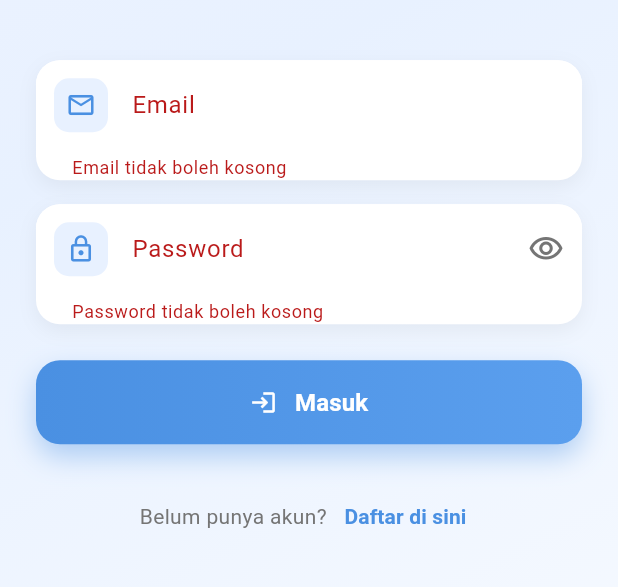
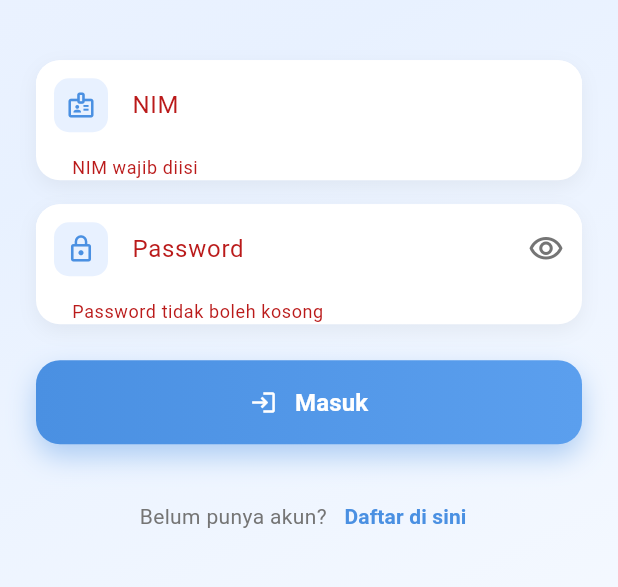
Before and after one commit to revaniputeri/lab-schedule-app, a Flutter app: the screen it shows after launch, after a tap on "Masuk", on a phone screen of 412 x 824 dp, the part 569-1156 px from its top. Run offline on Flutter 3.47's test engine with Material 3 defaults, Android fonts, the phone set to English and light mode, and no system bars; our stand-ins replace cloud_firestore, firebase_auth, firebase_core, lottie; accounts and stored records are empty; network calls fail.

Commit message:
feat: change login method from email to NIM

```diff
--- a/lib/screens/login_screen.dart
+++ b/lib/screens/login_screen.dart
@@ -13,7 +13,7 @@ class LoginScreen extends StatefulWidget {
 
 class _LoginScreenState extends State<LoginScreen> with TickerProviderStateMixin {
   final _formKey = GlobalKey<FormState>();
-  final _emailController = TextEditingController();
+  final _nimController = TextEditingController();
   final _passwordController = TextEditingController();
   final AuthService _authService = AuthService();
   bool _loading = false;
@@ -59,7 +59,7 @@ class _LoginScreenState extends State<LoginScreen> with TickerProviderStateMixin
   void dispose() {
     _fadeController.dispose();
     _slideController.dispose();
-    _emailController.dispose();
+    _nimController.dispose();
     _passwordController.dispose();
     super.dispose();
   }
@@ -70,7 +70,7 @@ class _LoginScreenState extends State<LoginScreen> with TickerProviderStateMixin
     setState(() => _loading = true);
     try {
       var userData = await _authService.loginUser(
-        _emailController.text.trim(),
+        _nimController.text.trim(),
         _passwordController.text.trim(),
       );
 
@@ -201,7 +201,7 @@ class _LoginScreenState extends State<LoginScreen> with TickerProviderStateMixin
                       ),
                       const SizedBox(height: 40),
 
-                      // Email Field
+                      // NIM Field
                       TweenAnimationBuilder<double>(
                         duration: const Duration(milliseconds: 600),
                         tween: Tween(begin: 0.0, end: 1.0),
@@ -227,11 +227,11 @@ class _LoginScreenState extends State<LoginScreen> with TickerProviderStateMixin
                             ],
                           ),
                           child: TextFormField(
-                            controller: _emailController,
-                            keyboardType: TextInputType.emailAddress,
+                            controller: _nimController,
+                            keyboardType: TextInputType.number,
                             decoration: InputDecoration(
-                              labelText: 'Email',
-                              hintText: 'nama@email.com',
+                              labelText: 'NIM',
+                              hintText: 'Contoh: 2021010001',
                               prefixIcon: Container(
                                 margin: const EdgeInsets.all(12),
                                 padding: const EdgeInsets.all(8),
@@ -240,7 +240,7 @@ class _LoginScreenState extends State<LoginScreen> with TickerProviderStateMixin
                                   borderRadius: BorderRadius.circular(10),
                                 ),
                                 child: const Icon(
-                                  Icons.email_outlined,
+                                  Icons.badge_outlined,
                                   color: Color(0xFF4A90E2),
                                   size: 20,
                                 ),
@@ -256,7 +256,15 @@ class _LoginScreenState extends State<LoginScreen> with TickerProviderStateMixin
                                 vertical: 16,
                               ),
                             ),
-                            validator: ValidationHelper.validateEmail,
+                            validator: (val) {
+                              if (val == null || val.isEmpty) {
+                                return 'NIM wajib diisi';
+                              }
+                              if (val.length < 8) {
+                                return 'NIM minimal 8 karakter';
+                              }
+                              return null;
+                            },
                           ),
                         ),
                       ),
```
Also changed, not shown: lib/services/auth_service.dart (+24 -13 lines).
